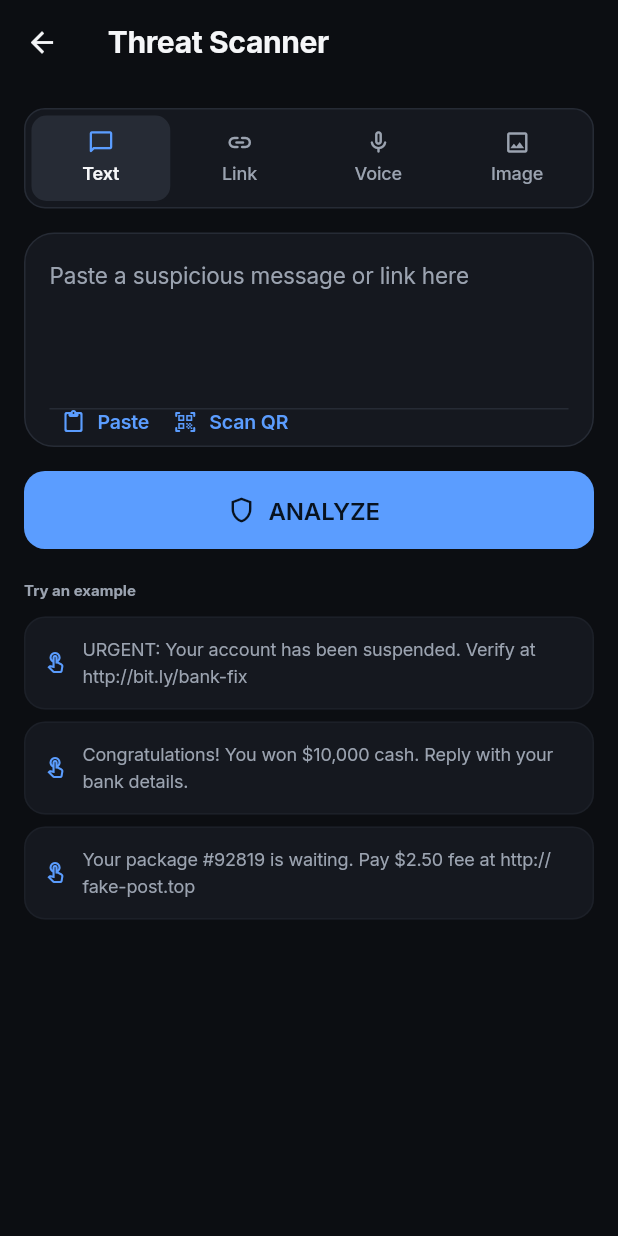
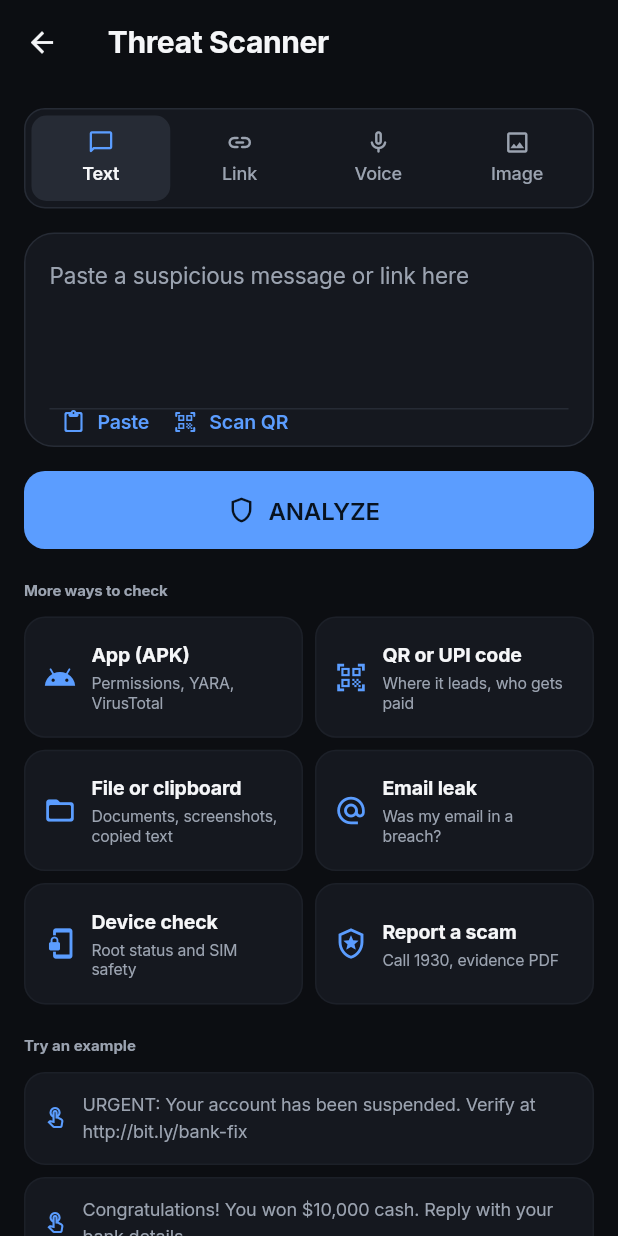
Before and after one commit to yash9769/ScamShield, a Flutter app: the ScanScreen screen opened directly, on a phone screen of 412 x 824 dp. Run offline on Flutter 3.47's test engine with Material 3 defaults, Android fonts, the phone set to English and light mode, and no system bars; our stand-ins replace connectivity_plus, device_info_plus, file_picker, firebase_core, firebase_messaging, flutter_local_notifications and 8 more; missing offline and left inert: app_settings, cryptography, mobile_scanner, receive_sharing_intent; accounts and stored records are empty.

Commit message:
Scan tab: one-tap access to every kind of check
APK, QR and UPI, file and clipboard, email leak, device check and scam reporting were spread over Home, a bottom sheet and the Breach tab. They now sit under Analyze as 'More ways to check'.

Co-Authored-By: Claude Opus 5.5 <noreply@anthropic.com>
Claude-Session: https://claude.ai/code/session_01JBgAYVW9sTm6ZxEqxWsWGW

```diff
--- a/lib/screens/scan_screen.dart
+++ b/lib/screens/scan_screen.dart
@@ -20,7 +20,11 @@ import '../data/repositories/scan_repository.dart';
 import 'qr_scan_screen.dart';
 import 'qr_result_screen.dart';
 import 'upi_verify_screen.dart';
+import 'apk_scan_screen.dart';
+import 'breach_screen.dart';
 import 'cybercrime_screen.dart';
+import 'sim_lock_screen.dart';
+import '../widgets/scan_now_bottom_sheet.dart';
 
 class ScanScreen extends StatefulWidget {
   const ScanScreen({super.key});
@@ -521,8 +525,11 @@ class _ScanScreenState extends State<ScanScreen>
               const SizedBox(height: 12),
               Reveal(child: _buildCommunitySection()),
             ],
-            if (_result == null && !_isAnalyzing)
-              Reveal(delay: Reveal.step(3), child: _buildSamplePrompts()),
+            if (_result == null && !_isAnalyzing) ...[
+              Reveal(delay: Reveal.step(3), child: _buildMoreScans()),
+              const SizedBox(height: 20),
+              Reveal(delay: Reveal.step(4), child: _buildSamplePrompts()),
+            ],
           ],
         ),
       ),
@@ -1177,6 +1184,125 @@ class _ScanScreenState extends State<ScanScreen>
     );
   }
 
+  /// Every other kind of check the app can do, one tap from the Scan tab.
+  /// They used to be spread over Home, a bottom sheet and the Breach tab, so
+  /// people on this screen never found the APK scanner or the email check.
+  Widget _buildMoreScans() {
+    void open(Widget screen) =>
+        Navigator.push(context, MaterialPageRoute(builder: (_) => screen));
+    final scans = <(IconData, String, String, VoidCallback)>[
+      (
+        Icons.android_rounded,
+        'App (APK)',
+        'Permissions, YARA, VirusTotal',
+        () => open(const ApkScanScreen()),
+      ),
+      (
+        Icons.qr_code_scanner,
+        'QR or UPI code',
+        'Where it leads, who gets paid',
+        _scanQrCode,
+      ),
+      (
+        Icons.folder_open_rounded,
+        'File or clipboard',
+        'Documents, screenshots, copied text',
+        () => ScanNowBottomSheet.show(context),
+      ),
+      (
+        Icons.alternate_email,
+        'Email leak',
+        'Was my email in a breach?',
+        () => open(const BreachScreen()),
+      ),
+      (
+        Icons.phonelink_lock_outlined,
+        'Device check',
+        'Root status and SIM safety',
+        () => open(const SimLockScreen()),
+      ),
+      (
+        Icons.local_police_outlined,
+        'Report a scam',
+        'Call 1930, evidence PDF',
+        () => open(const CybercrimeScreen()),
+      ),
+    ];
+
+    return Column(
+      crossAxisAlignment: CrossAxisAlignment.start,
+      children: [
+        const Text(
+          'More ways to check',
+          style: TextStyle(
+            fontSize: 10,
+            fontWeight: FontWeight.bold,
+            color: AppColors.textSecondary,
+          ),
+        ),
+        const SizedBox(height: 10),
+        GridView.count(
+          crossAxisCount: 2,
+          shrinkWrap: true,
+          physics: const NeverScrollableScrollPhysics(),
+          mainAxisSpacing: 8,
+          crossAxisSpacing: 8,
+          childAspectRatio: 2.3,
+          children: [
+            for (final (icon, title, subtitle, onTap) in scans)
+              Pressable(
+                onTap: onTap,
+                child: Container(
+                  padding: const EdgeInsets.all(12),
+                  decoration: BoxDecoration(
+                    color: AppColors.surface,
+                    borderRadius: BorderRadius.circular(14),
+                    border: Border.all(
+                      color: AppColors.surfaceLight.withValues(alpha: 0.4),
+                    ),
+                  ),
+                  child: Row(
+                    children: [
+                      Icon(icon, color: AppColors.primary, size: 22),
+                      const SizedBox(width: 10),
+                      Expanded(
+                        child: Column(
+                          mainAxisAlignment: MainAxisAlignment.center,
+                          crossAxisAlignment: CrossAxisAlignment.start,
+                          children: [
+                            Text(
+                              title,
+                              maxLines: 1,
+                              overflow: TextOverflow.ellipsis,
+                              style: const TextStyle(
+                                fontSize: 13,
+                                fontWeight: FontWeight.w700,
+                              ),
+                            ),
+                            const SizedBox(height: 2),
+                            Text(
+                              subtitle,
+                              maxLines: 2,
+                              overflow: TextOverflow.ellipsis,
+                              style: const TextStyle(
+                                fontSize: 10.5,
+                                color: AppColors.textSecondary,
+                                height: 1.25,
+                              ),
+                            ),
+                          ],
+                        ),
+                      ),
+                    ],
+                  ),
+                ),
+              ),
+          ],
+        ),
+      ],
+    );
+  }
+
   Widget _buildSamplePrompts() {
     final samples = [
       'URGENT: Your account has been suspended. Verify at http://bit.ly/bank-fix',
```
Also changed, not shown: 1 other file.
